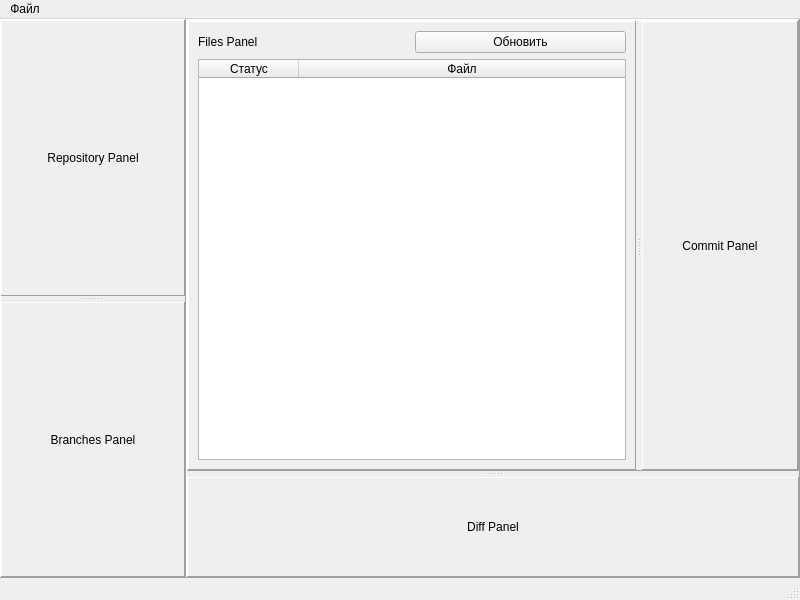
This is mainwindow.ui in CJayM/CommitCraft as Qt 5 draws it before an edit. The edited form follows.
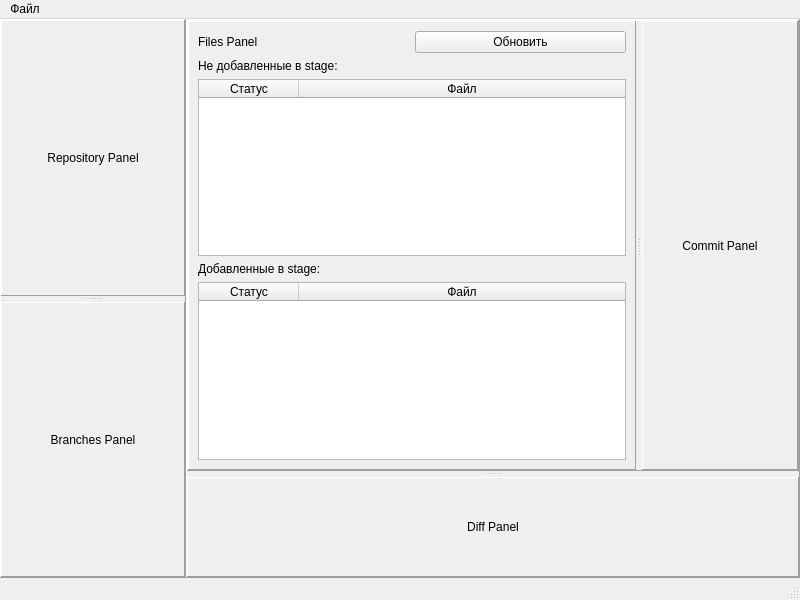
This is the edited form.

Commit message: Добавлена таблица для staged файлов

The edit to the form file:
```diff
--- a/mainwindow.ui
+++ b/mainwindow.ui
@@ -264,6 +264,13 @@
                   </item>
                  </layout>
                 </item>
+                <item>
+                 <widget class="QLabel" name="unstagedLabel">
+                  <property name="text">
+                   <string>Не добавленные в stage:</string>
+                  </property>
+                 </widget>
+                </item>
                 <item>
                  <widget class="QTableWidget" name="filesTable">
                   <property name="selectionMode">
@@ -287,6 +294,36 @@
                   </column>
                  </widget>
                 </item>
+                <item>
+                 <widget class="QLabel" name="stagedLabel">
+                  <property name="text">
+                   <string>Добавленные в stage:</string>
+                  </property>
+                 </widget>
+                </item>
+                <item>
+                 <widget class="QTableWidget" name="stagedFilesTable">
+                  <property name="selectionMode">
+                   <enum>QAbstractItemView::SingleSelection</enum>
+                  </property>
+                  <property name="selectionBehavior">
+                   <enum>QAbstractItemView::SelectRows</enum>
+                  </property>
+                  <attribute name="horizontalHeaderStretchLastSection">
+                   <bool>true</bool>
+                  </attribute>
+                  <column>
+                   <property name="text">
+                    <string>Статус</string>
+                   </property>
+                  </column>
+                  <column>
+                   <property name="text">
+                    <string>Файл</string>
+                   </property>
+                  </column>
+                 </widget>
+                </item>
                </layout>
               </widget>
               <widget class="QFrame" name="commitPanel">
```
The commit also changes 2 other files.
